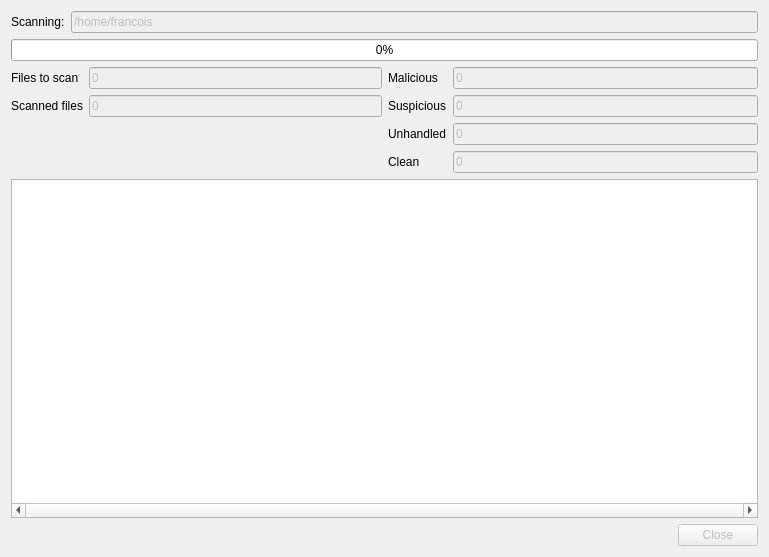
The window that gui/qt/ui/scanwidget.ui (armadito/armadito-av) describes before a commit, drawn with Qt 5.
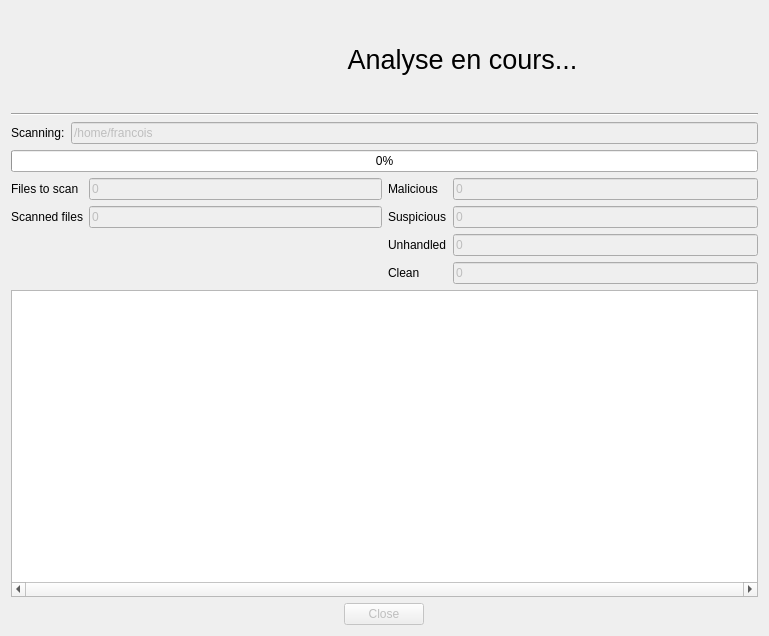
The same window after the commit. Icons and pictures are not drawn.

Commit message: Ajout draft refonte graphique fenêtre d'analyse

```diff
--- a/gui/qt/ui/scanwidget.ui
+++ b/gui/qt/ui/scanwidget.ui
@@ -10,11 +10,11 @@
     <x>0</x>
     <y>0</y>
     <width>769</width>
-    <height>557</height>
+    <height>636</height>
    </rect>
   </property>
   <property name="sizePolicy">
-   <sizepolicy hsizetype="Maximum" vsizetype="Maximum">
+   <sizepolicy hsizetype="Fixed" vsizetype="Fixed">
     <horstretch>0</horstretch>
     <verstretch>0</verstretch>
    </sizepolicy>
@@ -29,6 +29,97 @@
   <layout class="QVBoxLayout" name="verticalLayout_2">
    <item>
     <layout class="QVBoxLayout" name="verticalLayout">
+     <property name="leftMargin">
+      <number>0</number>
+     </property>
+     <property name="topMargin">
+      <number>0</number>
+     </property>
+     <item>
+      <layout class="QHBoxLayout" name="horizontalLayout_4">
+       <item>
+        <widget class="QLabel" name="label_10">
+         <property name="sizePolicy">
+          <sizepolicy hsizetype="Fixed" vsizetype="Fixed">
+           <horstretch>0</horstretch>
+           <verstretch>0</verstretch>
+          </sizepolicy>
+         </property>
+         <property name="minimumSize">
+          <size>
+           <width>96</width>
+           <height>96</height>
+          </size>
+         </property>
+         <property name="maximumSize">
+          <size>
+           <width>150</width>
+           <height>150</height>
+          </size>
+         </property>
+         <property name="sizeIncrement">
+          <size>
+           <width>1</width>
+           <height>1</height>
+          </size>
+         </property>
+         <property name="baseSize">
+          <size>
+           <width>96</width>
+           <height>96</height>
+          </size>
+         </property>
+         <property name="autoFillBackground">
+          <bool>false</bool>
+         </property>
+         <property name="styleSheet">
+          <string notr="true">image: url(:/images/uhuru_am.png);</string>
+         </property>
+         <property name="text">
+          <string/>
+         </property>
+         <property name="pixmap">
+          <pixmap resource="../uhuru.qrc">:/images/uhuru_am.png</pixmap>
+         </property>
+         <property name="scaledContents">
+          <bool>true</bool>
+         </property>
+         <property name="alignment">
+          <set>Qt::AlignCenter</set>
+         </property>
+         <property name="wordWrap">
+          <bool>false</bool>
+         </property>
+        </widget>
+       </item>
+       <item>
+        <layout class="QVBoxLayout" name="verticalLayout_3">
+         <item>
+          <widget class="QLabel" name="label_5">
+           <property name="font">
+            <font>
+             <pointsize>20</pointsize>
+            </font>
+           </property>
+           <property name="text">
+            <string>Analyse en cours...</string>
+           </property>
+           <property name="alignment">
+            <set>Qt::AlignCenter</set>
+           </property>
+          </widget>
+         </item>
+        </layout>
+       </item>
+      </layout>
+     </item>
+     <item>
+      <widget class="Line" name="line">
+       <property name="orientation">
+        <enum>Qt::Horizontal</enum>
+       </property>
+      </widget>
+     </item>
      <item>
       <layout class="QHBoxLayout" name="horizontalLayout">
        <property name="sizeConstraint">
@@ -261,30 +352,26 @@
      </item>
      <item>
       <layout class="QHBoxLayout" name="horizontalLayout_3">
-       <item>
-        <spacer name="horizontalSpacer">
-         <property name="orientation">
-          <enum>Qt::Horizontal</enum>
-         </property>
-         <property name="sizeHint" stdset="0">
-          <size>
-           <width>40</width>
-           <height>20</height>
-          </size>
-         </property>
-        </spacer>
-       </item>
-       <item>
+       <item alignment="Qt::AlignHCenter">
         <widget class="QPushButton" name="closeButton">
          <property name="enabled">
           <bool>false</bool>
          </property>
+         <property name="maximumSize">
+          <size>
+           <width>747</width>
+           <height>16777215</height>
+          </size>
+         </property>
          <property name="locale">
           <locale language="English" country="UnitedStates"/>
          </property>
          <property name="text">
           <string>Close</string>
          </property>
+         <property name="default">
+          <bool>false</bool>
+         </property>
         </widget>
        </item>
       </layout>
```
The commit also changes 3 other files.
